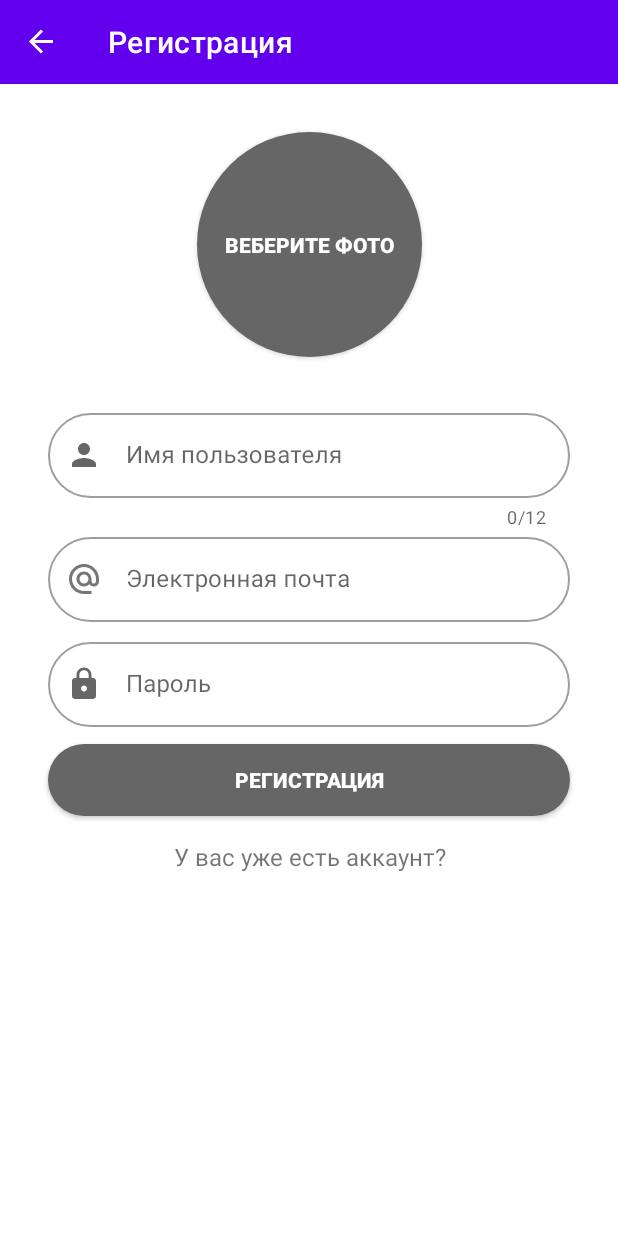
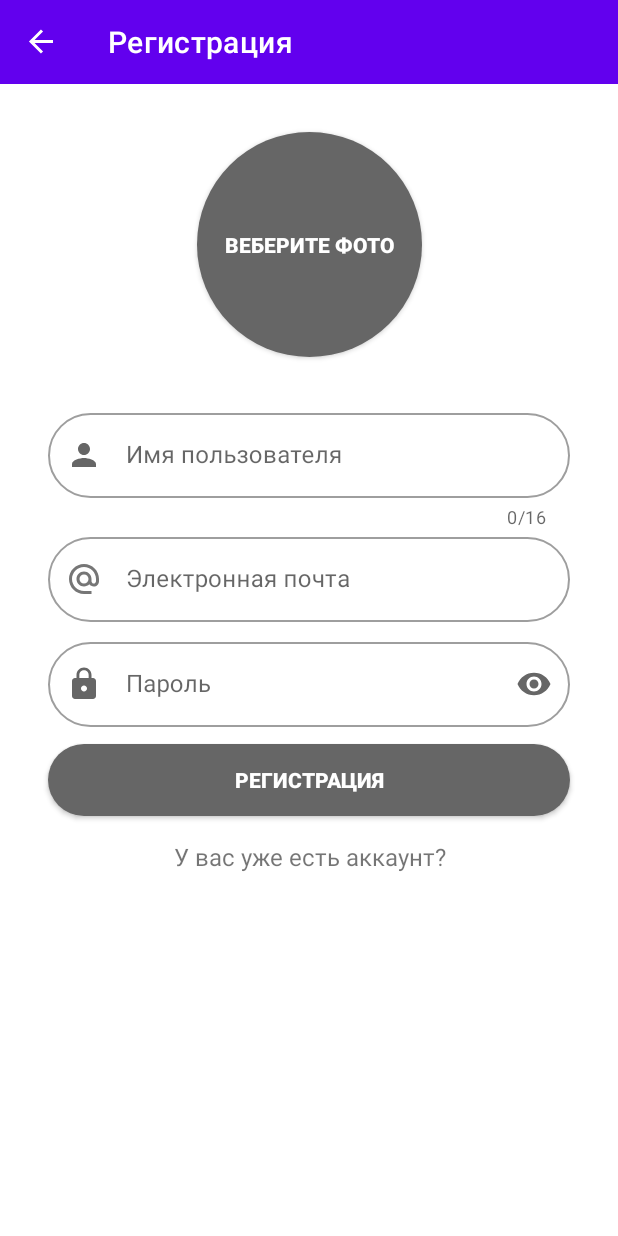
Before and after one commit to Baudi2/I-ve-Lost, an Android app: the FragmentRegister screen opened through its navigation route, on a phone screen of 412 x 824 dp. Run offline under Robolectric (Android 15) with nearby library versions, the phone set to English and light mode, and no system bars; our stand-ins replace CircleImageView, navigation-ui.

Commit message:
поменял стиль фрагмента регистрации и логина, убрал editText и вместо них использовал textInputLayout 2

```diff
--- a/app/src/main/res/layout/fragment_login.xml
+++ b/app/src/main/res/layout/fragment_login.xml
@@ -23,6 +23,7 @@
             app:boxCornerRadiusTopEnd="32dp"
             app:boxCornerRadiusTopStart="32dp"
             android:layout_marginEnd="32dp"
+            app:endIconMode="clear_text"
             android:hint="@string/email_edit_text"
             app:layout_constraintEnd_toEndOf="parent"
             app:layout_constraintStart_toStartOf="parent"
@@ -33,7 +34,7 @@
                 android:id="@+id/tIET_login_mail"
                 android:layout_width="match_parent"
                 android:layout_height="wrap_content"
-                android:lines="1"/>
+                android:maxLines="1" />
         </com.google.android.material.textfield.TextInputLayout>
 
         <com.google.android.material.textfield.TextInputLayout
@@ -47,6 +48,7 @@
             app:boxCornerRadiusTopEnd="32dp"
             app:boxCornerRadiusTopStart="32dp"
             android:hint="@string/password_edit_text"
+            app:endIconMode="password_toggle"
             app:layout_constraintEnd_toEndOf="@+id/tIL_login_mail"
             app:layout_constraintStart_toStartOf="@+id/tIL_login_mail"
             app:layout_constraintTop_toBottomOf="@+id/tIL_login_mail"
@@ -56,6 +58,7 @@
                 android:id="@+id/tIET_login_password"
                 android:layout_width="match_parent"
                 android:layout_height="wrap_content"
+                android:inputType="textPassword"
                 android:lines="1"/>
         </com.google.android.material.textfield.TextInputLayout>
 
--- a/app/src/main/res/layout/fragment_register.xml
+++ b/app/src/main/res/layout/fragment_register.xml
@@ -78,7 +78,8 @@
             app:boxCornerRadiusTopEnd="32dp"
             app:boxCornerRadiusTopStart="32dp"
             app:counterEnabled="true"
-            app:counterMaxLength="12"
+            app:endIconMode="clear_text"
+            app:counterMaxLength="16"
             app:layout_constraintEnd_toEndOf="parent"
             app:layout_constraintHorizontal_bias="1.0"
             app:layout_constraintStart_toStartOf="parent"
@@ -90,7 +91,7 @@
                 android:layout_width="match_parent"
                 android:layout_height="wrap_content"
                 android:lines="1"
-                android:maxLength="12" />
+                android:maxLength="16" />
         </com.google.android.material.textfield.TextInputLayout>
 
 
@@ -105,6 +106,7 @@
             app:boxCornerRadiusBottomStart="32dp"
             app:boxCornerRadiusTopEnd="32dp"
             app:boxCornerRadiusTopStart="32dp"
+            app:endIconMode="clear_text"
             app:layout_constraintEnd_toEndOf="@+id/username_edit_text_register_layout"
             app:layout_constraintStart_toStartOf="@+id/username_edit_text_register_layout"
             app:layout_constraintTop_toBottomOf="@+id/username_edit_text_register_layout"
@@ -128,6 +130,7 @@
             app:boxCornerRadiusBottomStart="32dp"
             app:boxCornerRadiusTopEnd="32dp"
             app:boxCornerRadiusTopStart="32dp"
+            app:endIconMode="password_toggle"
             app:layout_constraintEnd_toEndOf="@+id/email_edit_text_register"
             app:layout_constraintStart_toStartOf="@+id/email_edit_text_register"
             app:layout_constraintTop_toBottomOf="@+id/email_edit_text_register"
@@ -137,6 +140,7 @@
                 android:id="@+id/t_i_e_t_password"
                 android:layout_width="match_parent"
                 android:layout_height="wrap_content"
+                android:inputType="textPassword"
                 android:lines="1" />
         </com.google.android.material.textfield.TextInputLayout>
 
```
